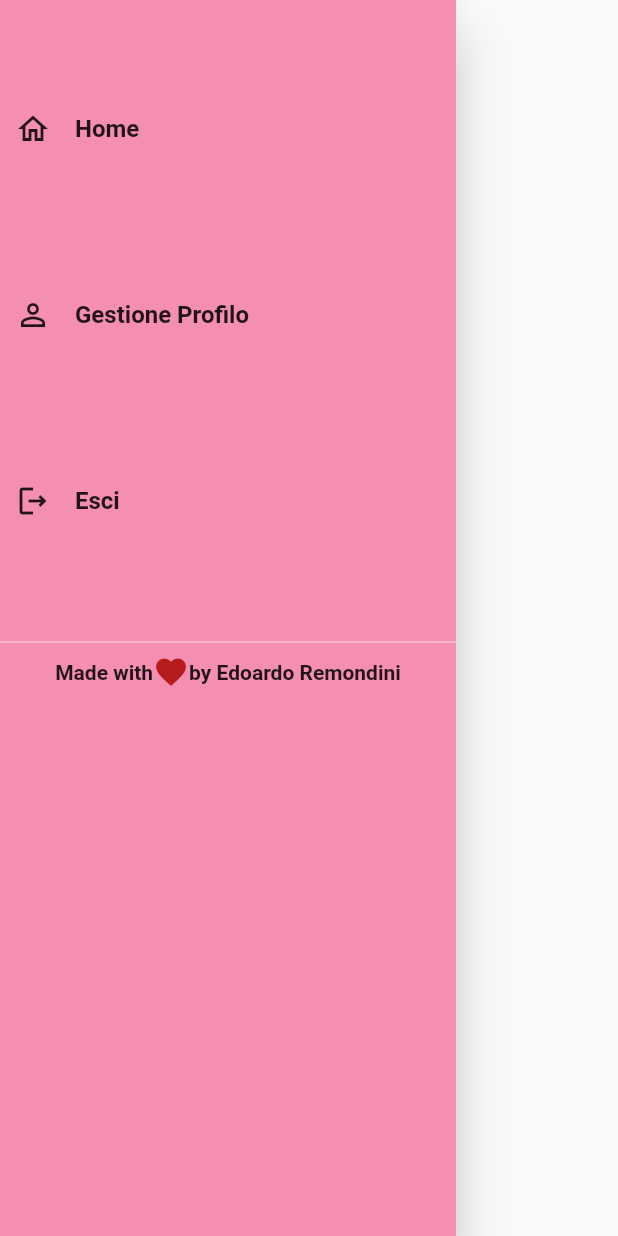
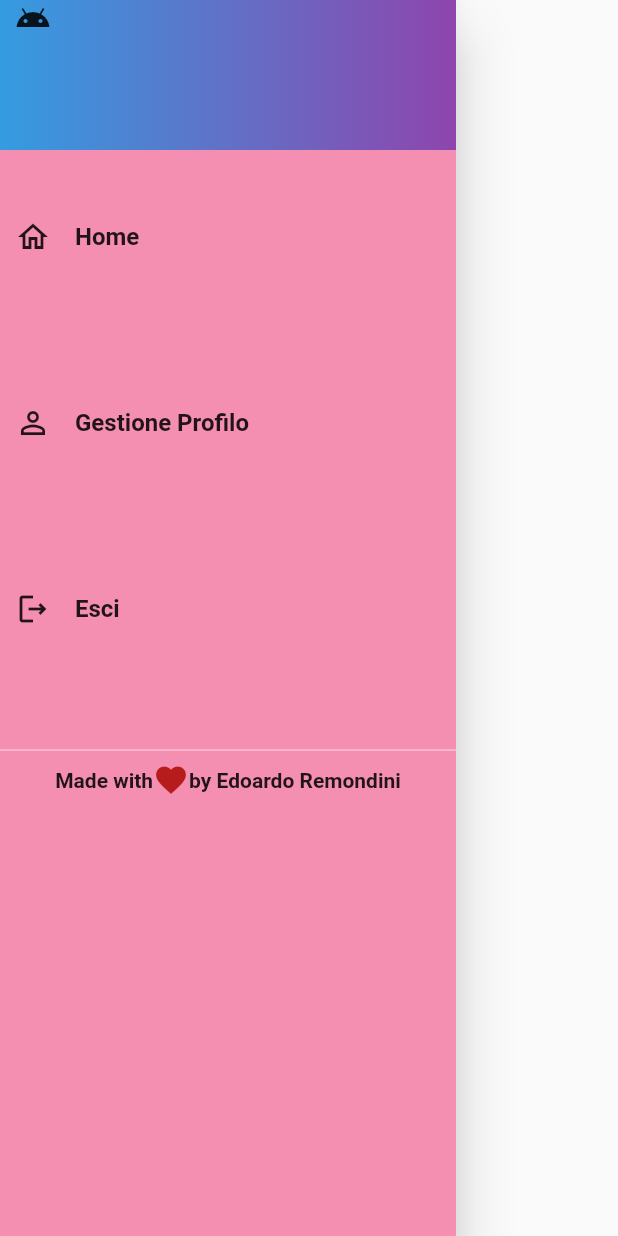
Before and after one commit to edoremo00/authusermobile, a Flutter app: the Menu widget shown alone on an empty page, opened directly, on a phone screen of 412 x 824 dp. Run offline on Flutter 3.47's test engine with Material 2 defaults, Android fonts, the phone set to English and light mode, and no system bars; network calls fail.

Commit message:
modificato stile menu e aggiunta navigazione a pagina gestione profilo

```diff
--- a/lib/reusablewidgets/menu.dart
+++ b/lib/reusablewidgets/menu.dart
@@ -16,8 +16,23 @@ class _MenuState extends State<Menu> {
         color: Colors.pink[200],
         child: ListView(
           children: [
+            Container(
+              padding: EdgeInsets.only(left: 10),
+              alignment: Alignment.topLeft,
+              height: 100,
+              child: Icon(
+                Icons.android_outlined,
+              ),
+              decoration: BoxDecoration(
+                  gradient: LinearGradient(
+                colors: [
+                  Color.fromARGB(255, 52, 156, 225),
+                  Color.fromARGB(255, 142, 69, 173)
+                ],
+              )),
+            ),
             SizedBox(
-              height: 48,
+              height: 20,
             ),
             menuitems(
                 coloreicona: Colors.black87,
@@ -31,7 +46,10 @@ class _MenuState extends State<Menu> {
                 coloreicona: Colors.black87,
                 icona: Icons.person_outline,
                 testo: 'Gestione Profilo',
-                funzioneontap: () => {}),
+                funzioneontap: () => {
+                      Navigator.pushNamed(context,
+                          'gestioneprofilo') //BUG NON FUNZIONA NAVIGAZIONE
+                    }),
             SizedBox(
               height: 48,
             ),
```
